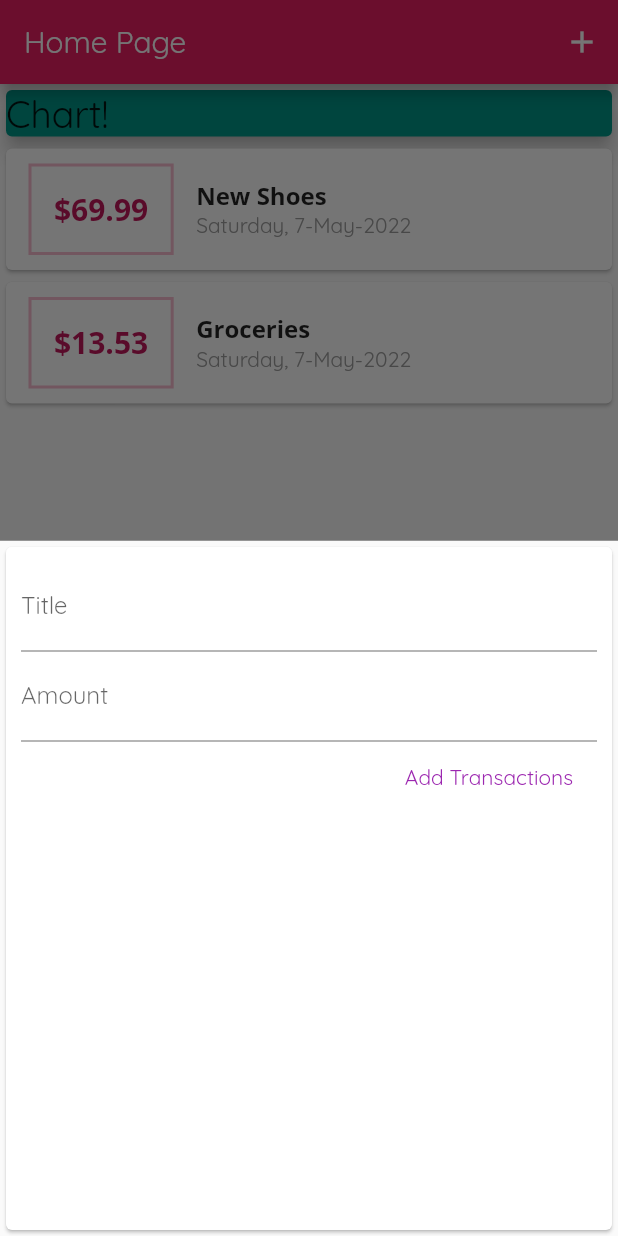
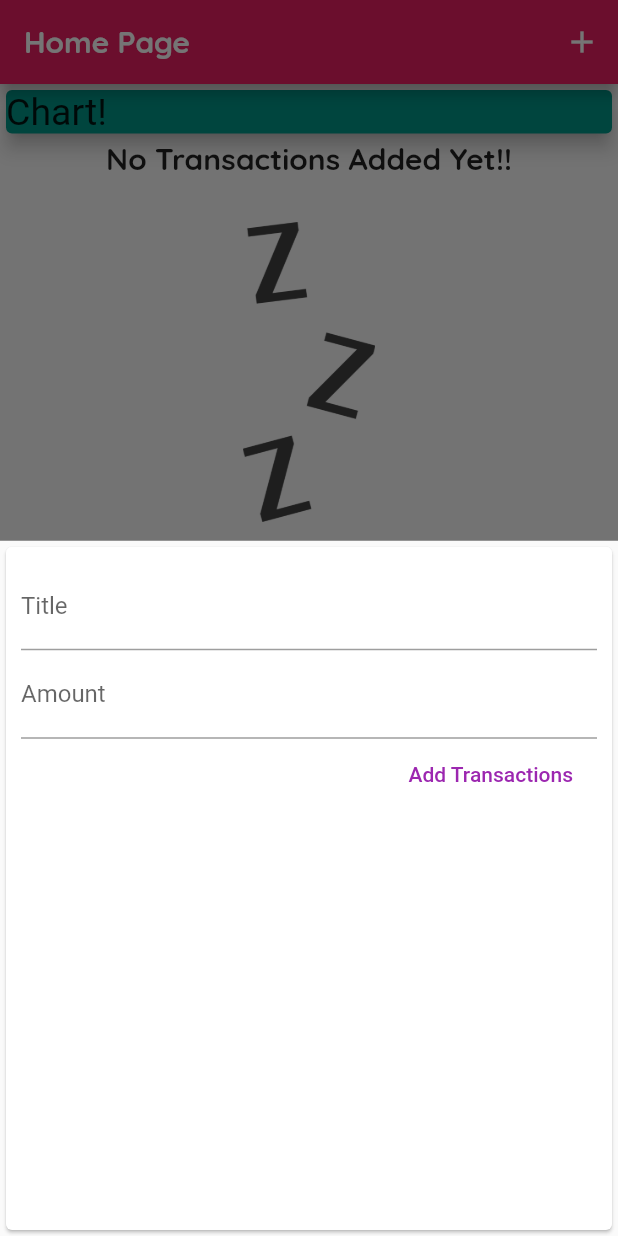
Before and after one commit to nihalmorshed/Personal_Expanses_App, a Flutter app: the screen it shows after launch, after a tap on the "add" icon, on a phone screen of 412 x 824 dp. Run offline on Flutter 3.47's test engine with Material 2 defaults, Android fonts, the phone set to English and light mode, and no system bars.

Commit message:
7 May 2149

```diff
--- a/lib/main.dart
+++ b/lib/main.dart
@@ -17,9 +17,24 @@ class Myapp extends StatelessWidget {
     return MaterialApp(
       title: "Personal Expanses App",
       theme: ThemeData(
-          primarySwatch: Colors.pink,
-          accentColor: Colors.redAccent,
-          fontFamily: 'Quicksand'),
+        primarySwatch: Colors.pink,
+        accentColor: Colors.redAccent,
+        fontFamily: 'Quicksand',
+        textTheme: ThemeData.light().textTheme.copyWith(
+              headline6: TextStyle(
+                  fontFamily: 'Quicksand',
+                  fontWeight: FontWeight.bold,
+                  fontSize: 20),
+            ),
+        appBarTheme: AppBarTheme(
+          textTheme: ThemeData.light().textTheme.copyWith(
+                headline6: TextStyle(
+                    fontFamily: 'Quicksand',
+                    fontSize: 20,
+                    fontWeight: FontWeight.bold),
+              ),
+        ),
+      ),
       home: Myhomepage(),
     );
   }
@@ -32,18 +47,18 @@ class Myhomepage extends StatefulWidget {
 
 class _MyhomepageState extends State<Myhomepage> {
   final List<Transactions> usertrx = [
-    Transactions(
-      id: 't1',
-      title: 'New Shoes',
-      amount: 69.99,
-      date: DateTime.now(),
-    ),
-    Transactions(
-      id: 't2',
-      title: 'Groceries',
-      amount: 13.53,
-      date: DateTime.now(),
-    ),
+    // Transactions(
+    //   id: 't1',
+    //   title: 'New Shoes',
+    //   amount: 69.99,
+    //   date: DateTime.now(),
+    // ),
+    // Transactions(
+    //   id: 't2',
+    //   title: 'Groceries',
+    //   amount: 13.53,
+    //   date: DateTime.now(),
+    // ),
   ];
 
   void addnewtransactions(String txtitle, double txamount) {
--- a/lib/transaction_list.dart
+++ b/lib/transaction_list.dart
@@ -10,13 +10,32 @@ class TransactionList extends StatelessWidget {
   Widget build(BuildContext context) {
     return Container(
       height: 450,
-      child: ListView.builder(
+      child: trx.isEmpty
+          ? Column(
+              children: [
+                Text(
+                  'No Transactions Added Yet!!',
+                  style: Theme.of(context).textTheme.headline6,
+                ),
+                SizedBox(
+                  height: 30,
+                ),
+                Container(
+                    height: 200,
+                    child: Image.asset(
+                      'assets/images/waiting.png',
+                      fit: BoxFit.cover,
+                    )),
+              ],
+            )
+          : ListView.builder(
               itemBuilder: (context, index) {
                 return Card(
                   child: Row(
                     children: [
                       Container(
-                  margin: EdgeInsets.symmetric(vertical: 10, horizontal: 15),
+                        margin:
+                            EdgeInsets.symmetric(vertical: 10, horizontal: 15),
                         padding: EdgeInsets.all(15),
                         decoration: BoxDecoration(
                           border: Border.all(
@@ -26,11 +45,13 @@ class TransactionList extends StatelessWidget {
                         ),
                         child: Text(
                           '\$${trx[index].amount.toStringAsFixed(2)}',
-                    style: TextStyle(
-                      fontSize: 20,
-                      fontWeight: FontWeight.bold,
-                      color: Theme.of(context).primaryColorDark,
-                    ),
+                          style: Theme.of(context).textTheme.headline6,
+                          // TextStyle(
+                          //   fontSize: 20,
+                          //   fontWeight: FontWeight.bold,
+                          //   color: Theme.of(context).primaryColorDark,
+
+                          // ),
                         ),
                       ),
                       Column(
@@ -38,11 +59,11 @@ class TransactionList extends StatelessWidget {
                         children: [
                           Text(
                             trx[index].title,
-                      style:
-                          TextStyle(fontSize: 16, fontWeight: FontWeight.bold),
+                            style: Theme.of(context).textTheme.headline6,
                           ),
                           Text(
-                      DateFormat('EEEE, d-MMMM-y').format(trx[index].date),
+                            DateFormat('EEEE, d-MMMM-y')
+                                .format(trx[index].date),
                             style: TextStyle(color: Colors.grey),
                           ),
                         ],
```
Also changed, not shown: pubspec.yaml (+4 -7 lines), assets/images/waiting.png (added). Lines whose indentation alone changed are shown as unchanged.
